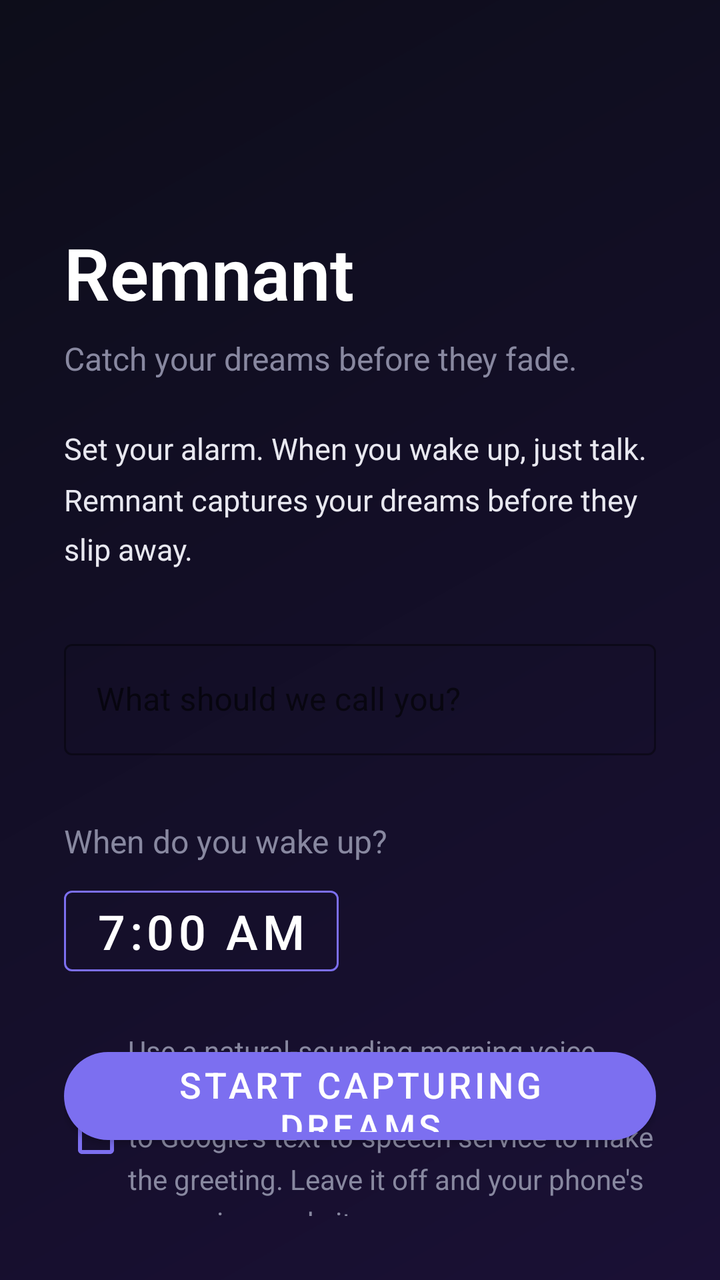
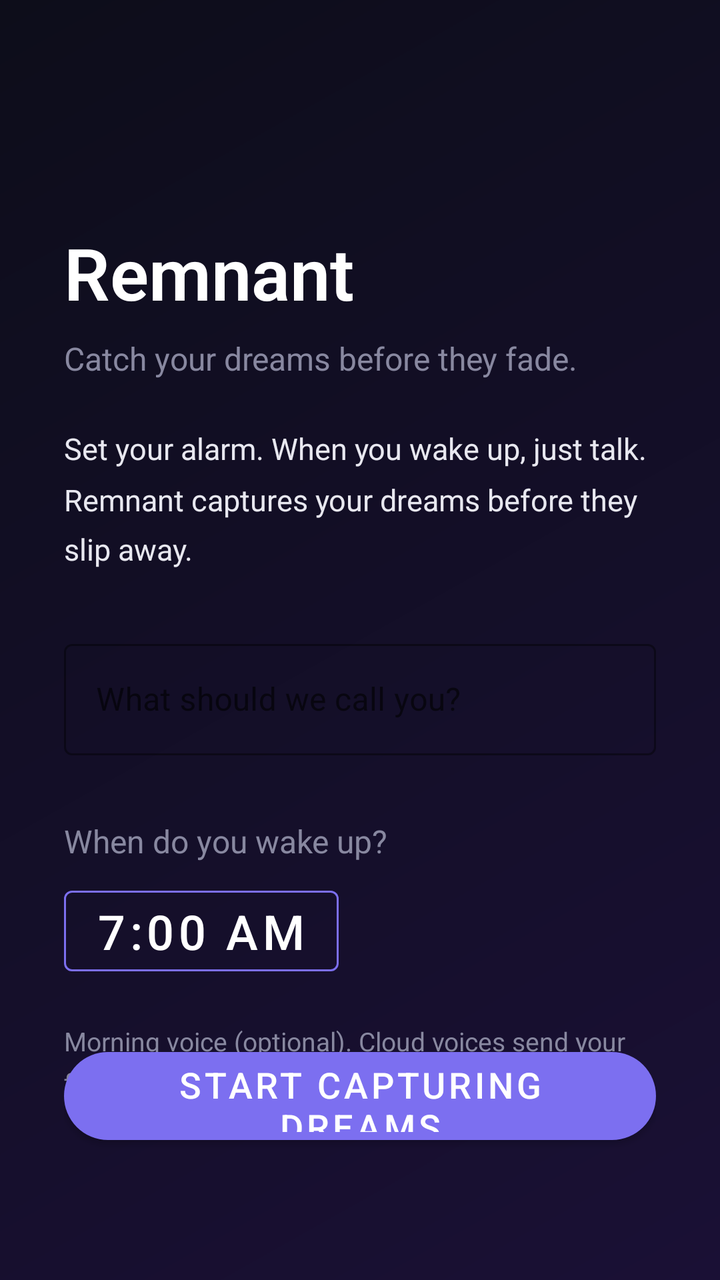

Two renders of the same Android screen: before a commit and after it. Below are the layout's source before the change and the commit's diff.
<!-- AndroidManifest.xml: activity theme Theme.Remnant.Onboarding -->
<!-- res/layout/activity_onboarding.xml -->
<?xml version="1.0" encoding="utf-8"?>
<androidx.constraintlayout.widget.ConstraintLayout
    xmlns:android="http://schemas.android.com/apk/res/android"
    xmlns:app="http://schemas.android.com/apk/res-auto"
    android:layout_width="match_parent"
    android:layout_height="match_parent"
    android:background="@drawable/bg_gradient_dark"
    android:padding="32dp">

    <TextView
        android:id="@+id/textTitle"
        android:layout_width="wrap_content"
        android:layout_height="wrap_content"
        android:text="@string/app_name"
        android:textSize="36sp"
        android:textColor="@color/white"
        android:textStyle="bold"
        android:fontFamily="sans-serif-light"
        app:layout_constraintTop_toTopOf="parent"
        app:layout_constraintStart_toStartOf="parent"
        android:layout_marginTop="80dp" />

    <TextView
        android:id="@+id/textTagline"
        android:layout_width="wrap_content"
        android:layout_height="wrap_content"
        android:text="@string/onboarding_tagline"
        android:textSize="16sp"
        android:textColor="@color/text_secondary"
        app:layout_constraintTop_toBottomOf="@id/textTitle"
        app:layout_constraintStart_toStartOf="parent"
        android:layout_marginTop="8dp" />

    <TextView
        android:id="@+id/textExplainer"
        android:layout_width="0dp"
        android:layout_height="wrap_content"
        android:text="@string/onboarding_explainer"
        android:textSize="15sp"
        android:textColor="@color/text_primary"
        android:lineSpacingMultiplier="1.4"
        app:layout_constraintTop_toBottomOf="@id/textTagline"
        app:layout_constraintStart_toStartOf="parent"
        app:layout_constraintEnd_toEndOf="parent"
        android:layout_marginTop="24dp" />

    <com.google.android.material.textfield.TextInputLayout
        android:id="@+id/layoutName"
        android:layout_width="0dp"
        android:layout_height="wrap_content"
        android:hint="@string/onboarding_name_hint"
        app:layout_constraintTop_toBottomOf="@id/textExplainer"
        app:layout_constraintStart_toStartOf="parent"
        app:layout_constraintEnd_toEndOf="parent"
        android:layout_marginTop="32dp"
        app:boxStrokeColor="@color/accent"
        app:hintTextColor="@color/accent"
        style="@style/Widget.MaterialComponents.TextInputLayout.OutlinedBox">

        <com.google.android.material.textfield.TextInputEditText
            android:id="@+id/editName"
            android:layout_width="match_parent"
            android:layout_height="wrap_content"
            android:textColor="@color/white"
            android:inputType="textPersonName"
            android:imeOptions="actionNext" />

    </com.google.android.material.textfield.TextInputLayout>

    <TextView
        android:id="@+id/textAlarmLabel"
        android:layout_width="wrap_content"
        android:layout_height="wrap_content"
        android:text="@string/onboarding_alarm_label"
        android:textSize="16sp"
        android:textColor="@color/text_secondary"
        app:layout_constraintTop_toBottomOf="@id/layoutName"
        app:layout_constraintStart_toStartOf="parent"
        android:layout_marginTop="32dp" />

    <com.google.android.material.button.MaterialButton
        android:id="@+id/btnSetTime"
        android:layout_width="wrap_content"
        android:layout_height="wrap_content"
        android:text="7:00 AM"
        android:textSize="24sp"
        style="@style/Widget.MaterialComponents.Button.OutlinedButton"
        android:textColor="@color/white"
        app:strokeColor="@color/accent"
        app:layout_constraintTop_toBottomOf="@id/textAlarmLabel"
        app:layout_constraintStart_toStartOf="parent"
        android:layout_marginTop="8dp" />

    <com.google.android.material.checkbox.MaterialCheckBox
        android:id="@+id/checkCloudVoice"
        android:layout_width="0dp"
        android:layout_height="wrap_content"
        android:text="@string/onboarding_cloud_voice"
        android:textSize="14sp"
        android:textColor="@color/text_secondary"
        android:lineSpacingMultiplier="1.3"
        android:checked="false"
        app:buttonTint="@color/accent"
        app:layout_constraintTop_toBottomOf="@id/btnSetTime"
        app:layout_constraintBottom_toTopOf="@+id/btnStart"
        app:layout_constraintStart_toStartOf="parent"
        app:layout_constraintEnd_toEndOf="parent"
        app:layout_constraintVertical_bias="0.0"
        android:layout_marginTop="24dp"
        android:layout_marginBottom="24dp" />

    <com.google.android.material.button.MaterialButton
        android:id="@+id/btnStart"
        android:layout_width="0dp"
        android:layout_height="56dp"
        android:text="@string/onboarding_start"
        android:textSize="18sp"
        app:backgroundTint="@color/accent"
        app:cornerRadius="28dp"
        app:layout_constraintBottom_toBottomOf="parent"
        app:layout_constraintStart_toStartOf="parent"
        app:layout_constraintEnd_toEndOf="parent"
        android:layout_marginBottom="32dp" />

</androidx.constraintlayout.widget.ConstraintLayout>
<!-- resources referenced by this layout -->
<resources>
  <color name="accent">#FF7C6FF0</color>
  <color name="text_primary">#FFE8E8F0</color>
  <color name="text_secondary">#FF8888A0</color>
  <color name="white">#FFFFFFFF</color>
  <!-- drawable bg_gradient_dark (drawable) -->
  <?xml version="1.0" encoding="utf-8"?>
  <shape xmlns:android="http://schemas.android.com/apk/res/android">
      <gradient
          android:startColor="@color/gradient_start"
          android:endColor="@color/gradient_end"
          android:angle="315" />
  </shape>
  <string name="app_name">Remnant</string>
  <string name="onboarding_alarm_label">When do you wake up?</string>
  <string name="onboarding_cloud_voice">Use a natural-sounding morning voice. This sends your first name (nothing else) to Google\'s text-to-speech service to make the greeting. Leave it off and your phone\'s own voice reads it.</string>
  <string name="onboarding_explainer">Set your alarm. When you wake up, just talk. Remnant captures your dreams before they slip away.</string>
  <string name="onboarding_name_hint">What should we call you?</string>
  <string name="onboarding_start">Start Capturing Dreams</string>
  <string name="onboarding_tagline">Catch your dreams before they fade.</string>
  <style name="Theme.Remnant.Onboarding" parent="Theme.Remnant">
          <item name="android:windowFullscreen">false</item>
      </style>
  <color name="gradient_start">#FF0D0D1A</color>
  <color name="gradient_end">#FF1A1035</color>
  <style name="Theme.Remnant" parent="Theme.MaterialComponents.DayNight.NoActionBar">
          <item name="colorPrimary">@color/accent</item>
          <item name="colorPrimaryDark">@color/accent_dark</item>
          <item name="colorAccent">@color/accent</item>
          <item name="android:windowBackground">@color/background</item>
          <item name="android:statusBarColor">@color/background</item>
          <item name="android:navigationBarColor">@color/background</item>
          <item name="android:textColorPrimary">@color/text_primary</item>
          <item name="android:textColorSecondary">@color/text_secondary</item>
      </style>
  <color name="accent_dark">#FF5A4FCF</color>
  <color name="background">#FF0D0D1A</color>
</resources>

<!-- the commit's change to res/layout/activity_onboarding.xml (unified diff, before → after) -->
@@ -91,23 +91,37 @@
         app:layout_constraintStart_toStartOf="parent"
         android:layout_marginTop="8dp" />
 
-    <com.google.android.material.checkbox.MaterialCheckBox
-        android:id="@+id/checkCloudVoice"
+    <TextView
+        android:id="@+id/textVoiceHint"
         android:layout_width="0dp"
         android:layout_height="wrap_content"
-        android:text="@string/onboarding_cloud_voice"
-        android:textSize="14sp"
+        android:text="@string/onboarding_voice_hint"
+        android:textSize="13sp"
         android:textColor="@color/text_secondary"
         android:lineSpacingMultiplier="1.3"
-        android:checked="false"
-        app:buttonTint="@color/accent"
         app:layout_constraintTop_toBottomOf="@id/btnSetTime"
+        app:layout_constraintStart_toStartOf="parent"
+        app:layout_constraintEnd_toEndOf="parent"
+        android:layout_marginTop="20dp" />
+
+    <com.google.android.material.button.MaterialButton
+        android:id="@+id/btnChooseVoice"
+        android:layout_width="wrap_content"
+        android:layout_height="wrap_content"
+        android:textSize="14sp"
+        android:textAllCaps="false"
+        android:minHeight="40dp"
+        android:insetTop="0dp"
+        android:insetBottom="0dp"
+        style="@style/Widget.MaterialComponents.Button.OutlinedButton"
+        android:textColor="@color/white"
+        app:strokeColor="@color/accent"
+        app:layout_constraintTop_toBottomOf="@id/textVoiceHint"
         app:layout_constraintBottom_toTopOf="@+id/btnStart"
         app:layout_constraintStart_toStartOf="parent"
-        app:layout_constraintEnd_toEndOf="parent"
         app:layout_constraintVertical_bias="0.0"
-        android:layout_marginTop="24dp"
-        android:layout_marginBottom="24dp" />
+        android:layout_marginTop="6dp"
+        android:layout_marginBottom="20dp" />
 
     <com.google.android.material.button.MaterialButton
         android:id="@+id/btnStart"
<!-- resource entries referenced after the edit -->
@@ -14,11 +14,11 @@
   </shape>
   <string name="app_name">Remnant</string>
   <string name="onboarding_alarm_label">When do you wake up?</string>
-  <string name="onboarding_cloud_voice">Use a natural-sounding morning voice. This sends your first name (nothing else) to Google\'s text-to-speech service to make the greeting. Leave it off and your phone\'s own voice reads it.</string>
   <string name="onboarding_explainer">Set your alarm. When you wake up, just talk. Remnant captures your dreams before they slip away.</string>
   <string name="onboarding_name_hint">What should we call you?</string>
   <string name="onboarding_start">Start Capturing Dreams</string>
   <string name="onboarding_tagline">Catch your dreams before they fade.</string>
+  <string name="onboarding_voice_hint">Morning voice (optional). Cloud voices send your first name to Google to make the greeting.</string>
   <style name="Theme.Remnant.Onboarding" parent="Theme.Remnant">
           <item name="android:windowFullscreen">false</item>
       </style>
